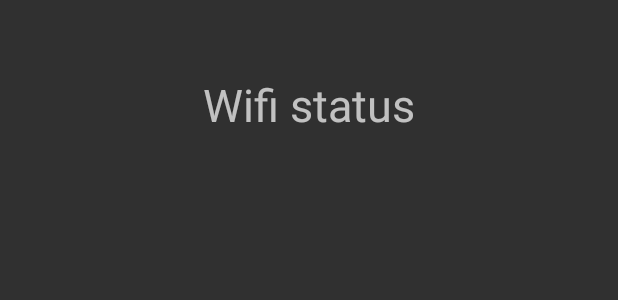
After one commit to KazlovskayaAnastasia/HomeworkITAcademy, an Android app: the layout activity_lesson6.xml on its own in the app's theme, with its tools: preview values and no code run, on a phone screen of 412 x 824 dp. The commit adds this screen. Shown: the top 300 px of the screen. Run offline under Robolectric (Android 15) with nearby library versions, the phone set to English and light mode, and no system bars.

Commit message:
commit 11.10

```diff
--- a/app/build.gradle
+++ b/app/build.gradle
@@ -1,4 +1,5 @@
 apply plugin: 'com.android.application'
+apply plugin: 'kotlin-android'
 
 android {
     compileSdkVersion 28
@@ -31,4 +32,5 @@ dependencies {
     androidTestImplementation 'com.android.support.test.espresso:espresso-core:3.0.2'
     debugImplementation 'com.squareup.leakcanary:leakcanary-android:1.6.1'
     releaseImplementation 'com.squareup.leakcanary:leakcanary-android-no-op:1.6.1'
+    compile "org.jetbrains.kotlin:kotlin-stdlib-jdk7:$kotlin_version"
 }
--- a/app/src/main/AndroidManifest.xml
+++ b/app/src/main/AndroidManifest.xml
@@ -3,6 +3,7 @@
     package="com.nastia.administrator.lessonitacademy">
 
     <uses-permission android:name="android.permission.ACCESS_NETWORK_STATE" />
+    <uses-permission android:name="android.permission.CHANGE_WIFI_STATE" />
     <uses-permission android:name="android.permission.INTERNET"/>
 
     <application
@@ -31,6 +32,8 @@
         </activity>
         <activity android:name="lesson5.Lesson5Activity">
         </activity>
+        <activity android:name="lesson6.Lesson6Activity">
+        </activity>
 
     </application>
 
--- /dev/null
+++ b/app/src/main/res/layout/activity_lesson6.xml
@@ -0,0 +1,18 @@
+<?xml version="1.0" encoding="utf-8"?>
+<LinearLayout xmlns:android="http://schemas.android.com/apk/res/android"
+    android:orientation="vertical"
+    android:layout_width="match_parent"
+    android:layout_height="match_parent">
+
+    <TextView
+        android:id="@+id/wifi_switcher"
+        android:layout_width="200dp"
+        android:layout_height="80dp"
+        android:text="Wifi status"
+        android:textSize="30sp"
+        android:gravity="center"
+        android:layout_gravity="center_horizontal"
+        android:layout_marginTop="30dp"/>
+
+
+</LinearLayout>
--- a/app/src/main/res/layout/activity_main_screen.xml
+++ b/app/src/main/res/layout/activity_main_screen.xml
@@ -35,4 +35,10 @@
         android:layout_height="wrap_content"
         android:text="@string/btn_homework_5"/>
 
+    <Button
+        android:id="@+id/btn_hw6"
+        android:layout_width="match_parent"
+        android:layout_height="wrap_content"
+        android:text="@string/btn_homework_6"/>
+
 </LinearLayout>
--- a/app/src/main/res/values/strings.xml
+++ b/app/src/main/res/values/strings.xml
@@ -9,6 +9,7 @@
     <string name="btn_homework_3">Homework 3</string>
     <string name="btn_homework_4">Homework 4</string>
     <string name="btn_homework_5">Homework 5</string>
+    <string name="btn_homework_6">Homework 6</string>
     <string name="get_image">Get image</string>
     <string name="url_image">http://i.imgur.com/DvpvklR.png</string>
 
--- a/build.gradle
+++ b/build.gradle
@@ -1,6 +1,7 @@
 // Top-level build file where you can add configuration options common to all sub-projects/modules.
 
 buildscript {
+    ext.kotlin_version = '1.2.71'
 
     repositories {
         google()
@@ -8,7 +9,7 @@ buildscript {
     }
     dependencies {
         classpath 'com.android.tools.build:gradle:3.2.0'
-
+        classpath "org.jetbrains.kotlin:kotlin-gradle-plugin:$kotlin_version"
 
         // NOTE: Do not place your application dependencies here; they belong
         // in the individual module build.gradle files
```
Also changed, not shown: app/src/main/java/com/nastia/administrator/lessonitacademy/lesson1/MainScreenActivity.java (+11 -0 lines), app/src/main/java/lesson6/Lesson6Activity.kt (added, +78 -0 lines), app/src/main/java/lesson6/MyService.kt (added, +34 -0 lines).
